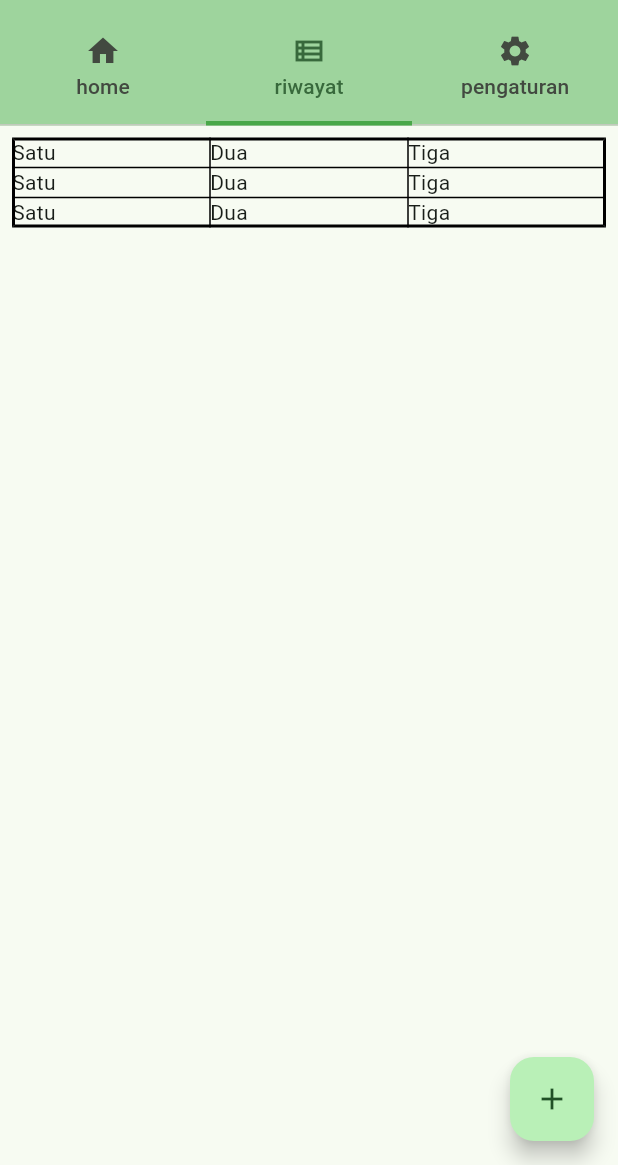
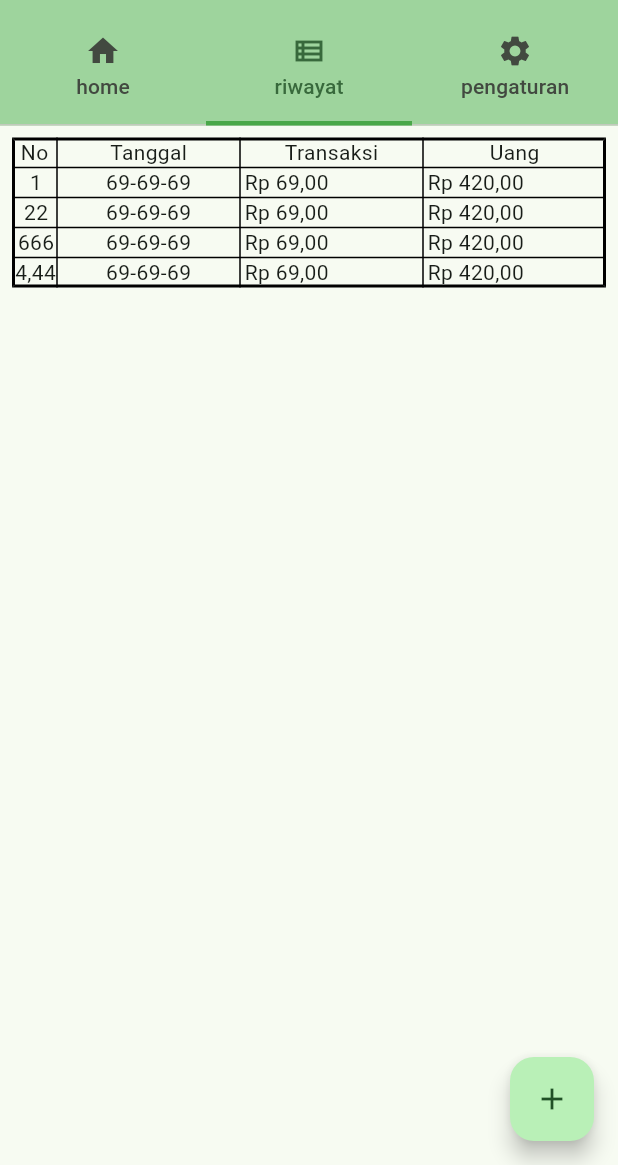
Before and after one commit to RidhoAji921/uangku_app, a Flutter app: the screen it shows after launch, tab 2 chosen, on a phone screen of 412 x 824 dp, the part 71-1236 px from its top. Run offline on Flutter 3.47's test engine with Material 2 defaults, Android fonts, the phone set to English and light mode, and no system bars.

Commit message:
update table

```diff
--- a/lib/pages/riwayat.dart
+++ b/lib/pages/riwayat.dart
@@ -1,28 +1,40 @@
 import 'package:flutter/material.dart';
+import 'package:uangku_app/format_currency.dart';
+
+TableRow riwayatRow(int id, String tanggal, int transaksi, int uang){
+  return TableRow(
+      children: [
+        Center(child: Padding(
+          padding: const EdgeInsets.only(left: 2.0),
+          child: SingleChildScrollView(child: Center(child: Text(NumberFormater.numberFormatter(id))), scrollDirection: Axis.horizontal,),
+        )),
+        Center(child: Text(tanggal)),
+        Padding(
+          padding: const EdgeInsets.only(left: 3),
+          child: Text(CurrencyFormat.convertToIdr(transaksi, 2)),
+        ),
+        Padding(
+          padding: const EdgeInsets.only(left: 3),
+          child: Text(CurrencyFormat.convertToIdr(uang, 2)),
+        ),
+      ]
+  );
+}
 
 class RiwayatBodyPage extends StatelessWidget {
   final List<TableRow> tabelRiwayat = [
     TableRow(
-      children: const [
-        Text("Satu"),
-        Text("Dua"),
-        Text("Tiga"),
+      children: [
+        Center(child: Text("No")),
+        Center(child: Text("Tanggal")),
+        Center(child: Text("Transaksi")),
+        Center(child: Text("Uang")),
       ]
     ),
-    TableRow(
-      children: [
-        Text("Satu"),
-        Text("Dua"),
-        Text("Tiga"),
-      ]
-    ),
-    TableRow(
-      children: [
-        Text("Satu"),
-        Text("Dua"),
-        Text("Tiga"),
-      ]
-    ),
+    riwayatRow(1, "69-69-69", 69, 420),
+    riwayatRow(22, "69-69-69", 69, 420),
+    riwayatRow(666, "69-69-69", 69, 420),
+    riwayatRow(4444, "69-69-69", 69, 420),
   ];
 
   @override
@@ -32,6 +44,9 @@ class RiwayatBodyPage extends StatelessWidget {
         Padding(
           padding: const EdgeInsets.all(8.0),
           child: Table(
+            columnWidths: {
+              0: FixedColumnWidth(30)
+            },
             border: const TableBorder(
               top: BorderSide(width: 2),
               right: BorderSide(width: 2),
@@ -40,7 +55,7 @@ class RiwayatBodyPage extends StatelessWidget {
               horizontalInside: BorderSide(width: 1),
               verticalInside: BorderSide(width: 1),
             ),
-            children: tabelRiwayat
+            children: tabelRiwayat,
           ),
         )
       ],
```
